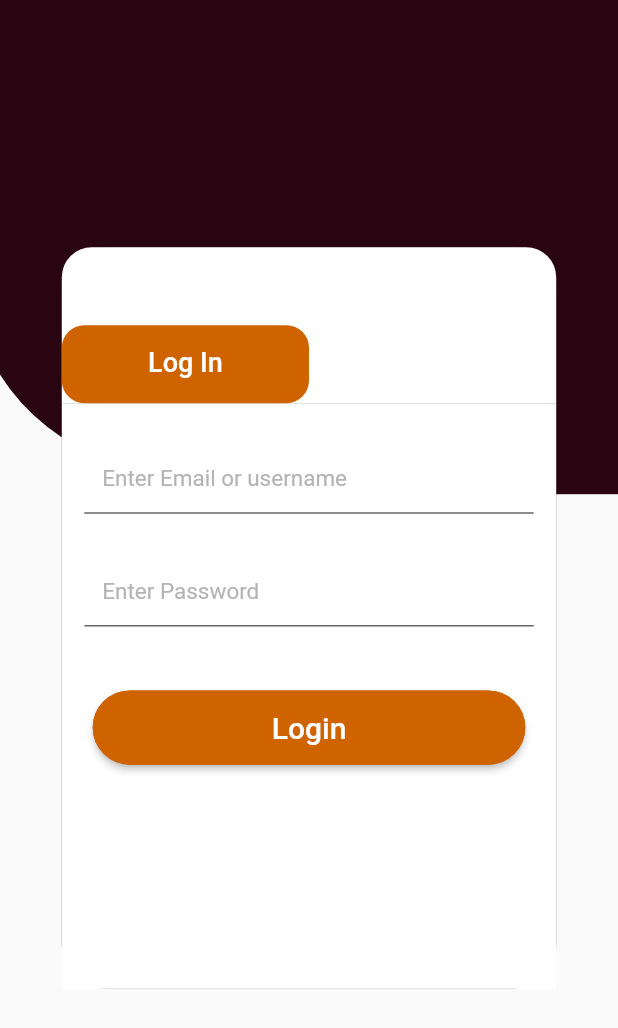
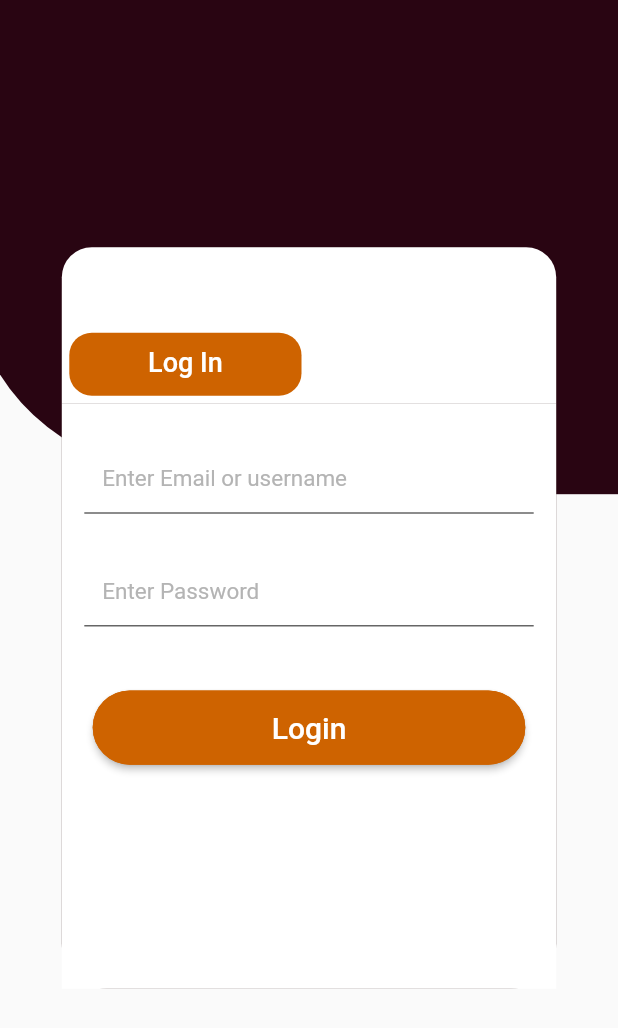
Before and after one commit to emilio-kariuki/youth, a Flutter app: the screen it shows after launch, on a phone screen of 412 x 824 dp. Shown: the top 1028 px of the screen. Run offline on Flutter 3.47's test engine with Material 2 defaults, Android fonts, the phone set to English and light mode, and no system bars; our stand-ins replace google_fonts.

Commit message:
April 3, 2022 5:04 PM

```diff
--- a/lib/Accounts/login.dart
+++ b/lib/Accounts/login.dart
@@ -87,6 +87,7 @@ class _LoginContentsState extends State<LoginContents> {
                 elevation: 0,
                 backgroundColor: Colors.transparent,
                 bottom: TabBar(
+                  indicatorPadding: const EdgeInsets.all(5),
                   labelPadding : const EdgeInsets.all(2),
                   indicator: BoxDecoration(
                       color: const Color.fromARGB(255, 206, 99, 0),
```
